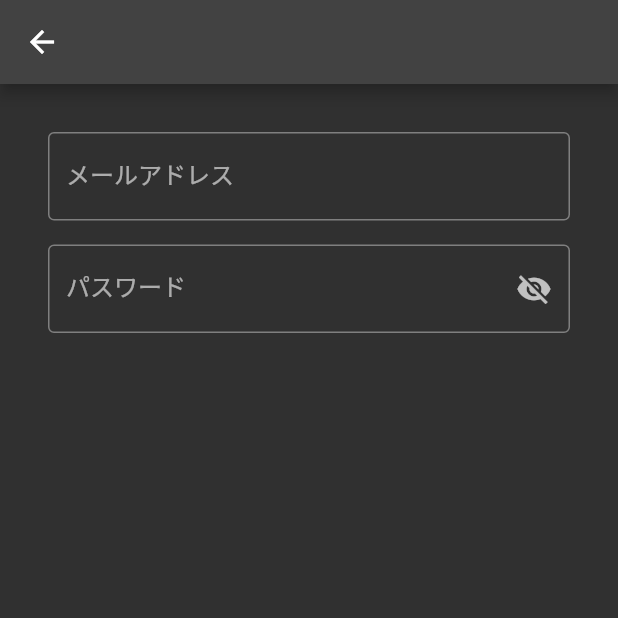
After one commit to kosukesaigusa/flutterfire-chat-app-sample, a Flutter app: the SignInPage screen opened by its route, on a phone screen of 412 x 824 dp, the top half of it. The commit adds this screen. Run offline on Flutter 3.47's test engine with Material 2 defaults, Android fonts, the phone set to English and light mode, and no system bars; our stand-ins replace cached_network_image, cloud_firestore, cloud_functions, firebase_auth, firebase_core, firebase_storage and 2 more; missing offline and left inert: cloud_firestore_odm; accounts and stored records are empty; statements that could not run were skipped; project files that could hold a hidden picture were left out.

Commit message:
feat: implement sign in page UI

```diff
--- a/lib/pages/chat_room_list/chat_room_list.dart
+++ b/lib/pages/chat_room_list/chat_room_list.dart
@@ -20,7 +20,8 @@ class ChatRoomListPage extends StatelessWidget {
       appBar: AppBar(title: const Text('Chats'), centerTitle: false),
       body: FirestoreBuilder<AttendingChatRoomQuerySnapshot>(
         // ref: attendingChatRoomsRef(store.nonNullUid),
-        ref: attendingChatRoomsRef(userId: 'EqGWv1sZAMNiVifprM5ku4DNzKu2'),
+        // ref: attendingChatRoomsRef(userId: 'EqGWv1sZAMNiVifprM5ku4DNzKu2'),
+        ref: attendingChatRoomsRef(userId: 'FkD3HqBheNTRc7ZIFSt6Vqm16lUJ'),
         builder: (context, snapshot, child) {
           if (snapshot.hasError) {
             return ErrorTextWidget();
--- a/lib/pages/sing_in/sign_in_page.dart
+++ b/lib/pages/sing_in/sign_in_page.dart
@@ -1,8 +1,78 @@
+import 'package:cloud_functions_app_sample/widgets/tap_to_unfocus_page.dart';
 import 'package:flutter/material.dart';
+import 'package:gap/gap.dart';
 
-class SignInPage extends StatelessWidget {
+class SignInPage extends StatefulWidget {
+  @override
+  State<SignInPage> createState() => _SignInPageState();
+}
+
+class _SignInPageState extends State<SignInPage> {
+  bool obscure = false;
+  final emailController = TextEditingController();
+  final passwordController = TextEditingController();
+
+  @override
+  void dispose() {
+    emailController.dispose();
+    passwordController.dispose();
+    super.dispose();
+  }
+
   @override
   Widget build(BuildContext context) {
-    return const SizedBox();
+    return TapToUnfocusPage(
+      child: Scaffold(
+        appBar: AppBar(),
+        body: LayoutBuilder(
+          builder: (context, constraints) {
+            return SingleChildScrollView(
+              physics: const AlwaysScrollableScrollPhysics(),
+              child: ConstrainedBox(
+                constraints: BoxConstraints(minHeight: constraints.maxHeight),
+                child: Padding(
+                  padding: const EdgeInsets.symmetric(horizontal: 32),
+                  child: Column(
+                    children: [
+                      const Gap(32),
+                      TextField(
+                        controller: emailController,
+                        maxLines: 1,
+                        decoration: const InputDecoration(
+                          labelText: 'メールアドレス',
+                          border: OutlineInputBorder(),
+                        ),
+                      ),
+                      const Gap(16),
+                      TextField(
+                        controller: passwordController,
+                        maxLines: 1,
+                        obscureText: obscure,
+                        decoration: InputDecoration(
+                          labelText: 'パスワード',
+                          border: const OutlineInputBorder(),
+                          suffixIcon: IconButton(
+                            onPressed: _toggleObscurity,
+                            icon: obscure
+                                ? const Icon(Icons.visibility)
+                                : const Icon(Icons.visibility_off),
+                          ),
+                        ),
+                      ),
+                    ],
+                  ),
+                ),
+              ),
+            );
+          },
+        ),
+      ),
+    );
+  }
+
+  void _toggleObscurity() {
+    setState(() {
+      obscure = !obscure;
+    });
   }
 }
--- /dev/null
+++ b/lib/widgets/tap_to_unfocus_page.dart
@@ -0,0 +1,13 @@
+import 'package:flutter/material.dart';
+
+class TapToUnfocusPage extends StatelessWidget {
+  const TapToUnfocusPage({required this.child});
+  final Widget? child;
+  @override
+  Widget build(BuildContext context) {
+    return GestureDetector(
+      onTap: () => FocusScope.of(context).unfocus(),
+      child: child,
+    );
+  }
+}
```
